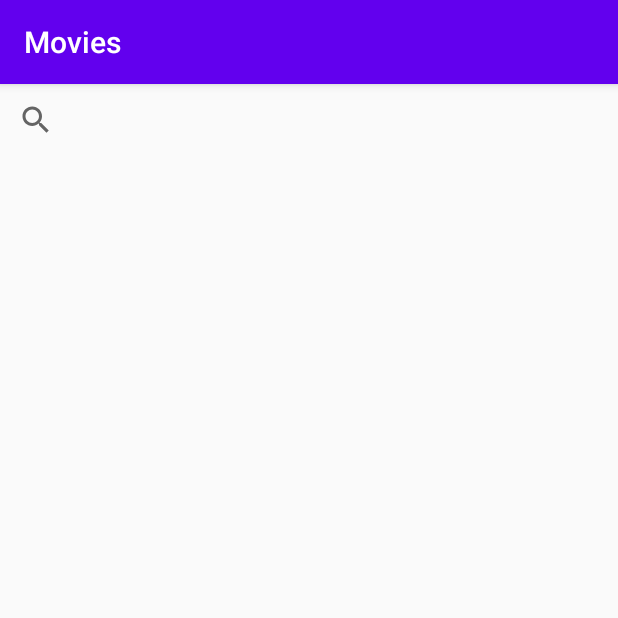
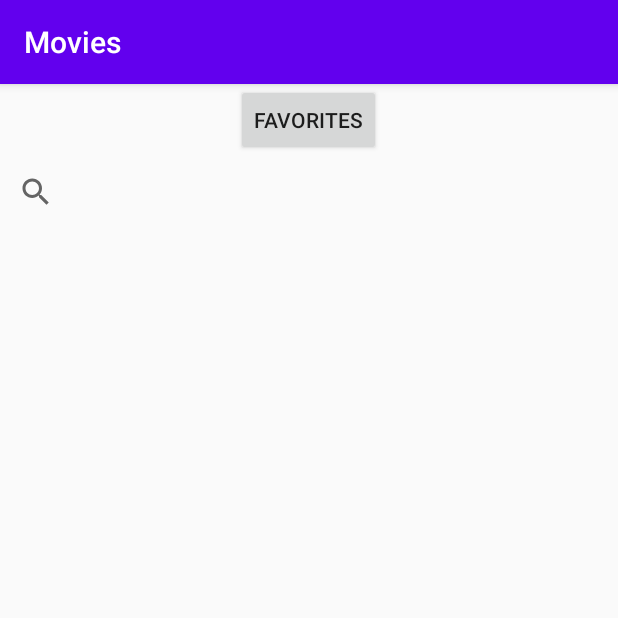
Before and after one commit to germanheinz/MVVM-Drikns-App, an Android app: the screen it shows after launch (MainActivity), on a phone screen of 412 x 824 dp, the top half of it. Run offline under Robolectric (Android 15) with nearby library versions, the phone set to English and light mode, and no system bars; our stand-ins replace Room's generated code, navigation-ui.

Commit message:
Adding Favorites Movies

```diff
--- a/app/src/main/java/com/example/mvvm_drinks/AppDataBase.kt
+++ b/app/src/main/java/com/example/mvvm_drinks/AppDataBase.kt
@@ -20,7 +20,7 @@ abstract class AppDataBase: RoomDatabase() {
         private var INSTANCE: AppDataBase? = null
 
         fun getDataBase(context: Context): AppDataBase{
-            INSTANCE = INSTANCE ?: Room.databaseBuilder(context, AppDataBase::class.java, "movie_table").build()
+            INSTANCE = INSTANCE ?: Room.databaseBuilder(context, AppDataBase::class.java, "movie_db_room").build()
             return INSTANCE!!
         }
         fun destroyInstance(){
--- a/app/src/main/java/com/example/mvvm_drinks/data/model/DataSource.kt
+++ b/app/src/main/java/com/example/mvvm_drinks/data/model/DataSource.kt
@@ -1,12 +1,22 @@
 package com.example.mvvm_drinks.data.model
 
+import com.example.mvvm_drinks.AppDataBase
 import com.example.mvvm_drinks.vo.Resource
 import com.example.mvvm_drinks.vo.RetrofitClient
 
-class DataSource {
+class DataSource(private val appDataBase: AppDataBase) {
 
     suspend fun getMovieByName(movieName : String): Resource<List<Movie>>{
         return Resource.Success(RetrofitClient.webService.searchMovie(movieName).movieList)
     }
 
+    suspend fun saveMovieIntoRoom(movie: MovieEntity){
+        appDataBase.movieDao().insertFavoriteMovie(movie)
+    }
+
+    suspend fun getFavoritesMovies(): Resource<List<MovieEntity>> {
+       return Resource.Success(appDataBase.movieDao().getAllFavoritesMovies())
+    }
+
+
 }
--- a/app/src/main/java/com/example/mvvm_drinks/data/model/Movie.kt
+++ b/app/src/main/java/com/example/mvvm_drinks/data/model/Movie.kt
@@ -9,6 +9,8 @@ import kotlinx.android.parcel.Parcelize
 
 @Parcelize
 data class Movie(
+    @SerializedName("id")
+    val movieId : String,
     @SerializedName("poster_path")
     val imageMoviePoster : String,
     @SerializedName("backdrop_path")
@@ -22,12 +24,14 @@ data class Movie(
 
 data class MovieList(@SerializedName("results") val movieList: List<Movie>)
 
-@Entity(tableName = "movie_table")
+@Entity(tableName = "movie_db_room")
 data class MovieEntity(
     @PrimaryKey(autoGenerate = false)
     val movieId: String,
     @ColumnInfo(name = "backdrop_path")
     val imageMovie : String,
+    @ColumnInfo(name = "poster_path")
+    val imageMoviePoster : String,
     @ColumnInfo(name = "original_title")
     val name : String,
     @ColumnInfo(name = "overview")
--- a/app/src/main/java/com/example/mvvm_drinks/domain/MovieDao.kt
+++ b/app/src/main/java/com/example/mvvm_drinks/domain/MovieDao.kt
@@ -1,14 +1,16 @@
 package com.example.mvvm_drinks.domain
 
+import androidx.room.Dao
 import androidx.room.Insert
 import androidx.room.OnConflictStrategy
 import androidx.room.Query
 import com.example.mvvm_drinks.data.model.MovieEntity
 
+@Dao
 interface MovieDao {
 
     //We use KTX so we can use suspend in coroutines
-    @Query("SELECT * FROM movie_table")
+    @Query("SELECT * FROM movie_db_room")
     suspend fun getAllFavoritesMovies() : List<MovieEntity>
 
     @Insert(onConflict = OnConflictStrategy.REPLACE)
--- a/app/src/main/java/com/example/mvvm_drinks/domain/Repository.kt
+++ b/app/src/main/java/com/example/mvvm_drinks/domain/Repository.kt
@@ -1,10 +1,13 @@
 package com.example.mvvm_drinks.domain
 
 import com.example.mvvm_drinks.data.model.Movie
+import com.example.mvvm_drinks.data.model.MovieEntity
 import com.example.mvvm_drinks.vo.Resource
 
 interface Repository {
 
     suspend fun getMovies(movieName: String) : Resource<List<Movie>>
+    suspend fun getFavoritesMovies(): Resource<List<MovieEntity>>
+    suspend fun saveFavorite(movie: MovieEntity)
 
 }
--- a/app/src/main/java/com/example/mvvm_drinks/ui/MainFragment.kt
+++ b/app/src/main/java/com/example/mvvm_drinks/ui/MainFragment.kt
@@ -8,11 +8,13 @@ import android.view.ViewGroup
 import android.widget.SearchView
 import android.widget.Toast
 import androidx.fragment.app.Fragment
+import androidx.fragment.app.activityViewModels
 import androidx.fragment.app.viewModels
 import androidx.lifecycle.Observer
 import androidx.navigation.fragment.findNavController
 import androidx.recyclerview.widget.DividerItemDecoration
 import androidx.recyclerview.widget.LinearLayoutManager
+import com.example.mvvm_drinks.AppDataBase
 import com.example.mvvm_drinks.R
 import com.example.mvvm_drinks.data.model.DataSource
 import com.example.mvvm_drinks.data.model.Movie
@@ -29,7 +31,8 @@ class MainFragment : Fragment(), MainAdapter.OnMoviewClickListener {
     private val handler: Handler = Handler()
     private var runnable: Runnable? = null
 
-    val viewModel by viewModels<MainViewModel>{ VMFactory(RepositoryImpl(DataSource())) }
+    val viewModel by activityViewModels<MainViewModel>{ VMFactory(RepositoryImpl(DataSource(
+        AppDataBase.getDataBase(requireActivity().applicationContext)))) }
 
     override fun onCreate(savedInstanceState: Bundle?) {
         super.onCreate(savedInstanceState)
@@ -49,6 +52,9 @@ class MainFragment : Fragment(), MainAdapter.OnMoviewClickListener {
         setUpRecyclerView()
         setUpSearchView()
         setUpObserver()
+        btn_go_favorites.setOnClickListener {
+            findNavController().navigate(R.id.action_mainFragment_to_favoritesFragment)
+        }
 
 
     }
--- a/app/src/main/res/layout/fragment_detail_movie.xml
+++ b/app/src/main/res/layout/fragment_detail_movie.xml
@@ -56,8 +56,7 @@
             android:layout_marginTop="2dp"
             android:layout_marginLeft="60dp"
             android:layout_marginRight="10dp"
-            android:src="@drawable/like"
-            />
+            android:src="@drawable/like"></com.google.android.material.floatingactionbutton.FloatingActionButton>
     </LinearLayout>
 
 
--- a/app/src/main/res/layout/fragment_main.xml
+++ b/app/src/main/res/layout/fragment_main.xml
@@ -6,6 +6,13 @@
     android:gravity="center"
     android:orientation="vertical"
     tools:context=".ui.MainFragment">
+
+
+   <Button
+       android:id="@+id/btn_go_favorites"
+       android:layout_width="wrap_content"
+       android:layout_height="wrap_content"
+       android:text="Favorites"/>
 
    <SearchView
       android:id="@+id/searcher"
--- a/app/src/main/res/navigation/nav_graph.xml
+++ b/app/src/main/res/navigation/nav_graph.xml
@@ -17,10 +17,18 @@
             app:exitAnim="@android:anim/slide_out_right"
             app:popEnterAnim="@anim/slide_in_left"
             app:popExitAnim="@android:anim/slide_out_right" />
+        <action
+            android:id="@+id/action_mainFragment_to_favoritesFragment"
+            app:destination="@id/favoritesFragment" />
     </fragment>
     <fragment
         android:id="@+id/detailMovie"
         android:name="com.example.mvvm_drinks.ui.DetailMovieFragment"
         android:label="Detail"
         tools:layout="@layout/fragment_detail_movie" />
+    <fragment
+        android:id="@+id/favoritesFragment"
+        android:name="com.example.mvvm_drinks.ui.FavoritesFragment"
+        android:label="fragment_favorites"
+        tools:layout="@layout/fragment_favorites" />
 </navigation>
```
Also changed, not shown: app/build.gradle (+7 -6 lines), app/src/main/java/com/example/mvvm_drinks/domain/RepositoryImpl.kt (+8 -0 lines), app/src/main/java/com/example/mvvm_drinks/ui/DetailMovieFragment.kt (+19 -0 lines), app/src/main/java/com/example/mvvm_drinks/ui/FavoritesFragment.kt (added, +78 -0 lines), app/src/main/java/com/example/mvvm_drinks/ui/ViewModel/MainViewModel.kt (+18 -0 lines), app/src/main/res/layout/fragment_favorites.xml (added, +13 -0 lines).
